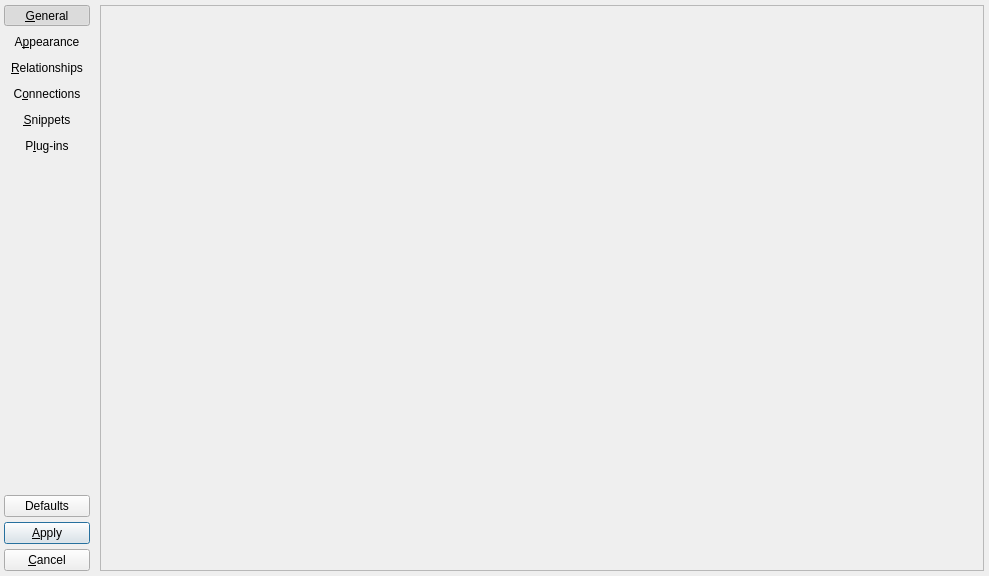
The window that libs/libgui/ui/settings/configurationwidget.ui (arichiardi/pgmodeler) describes before a commit, drawn with Qt 5.
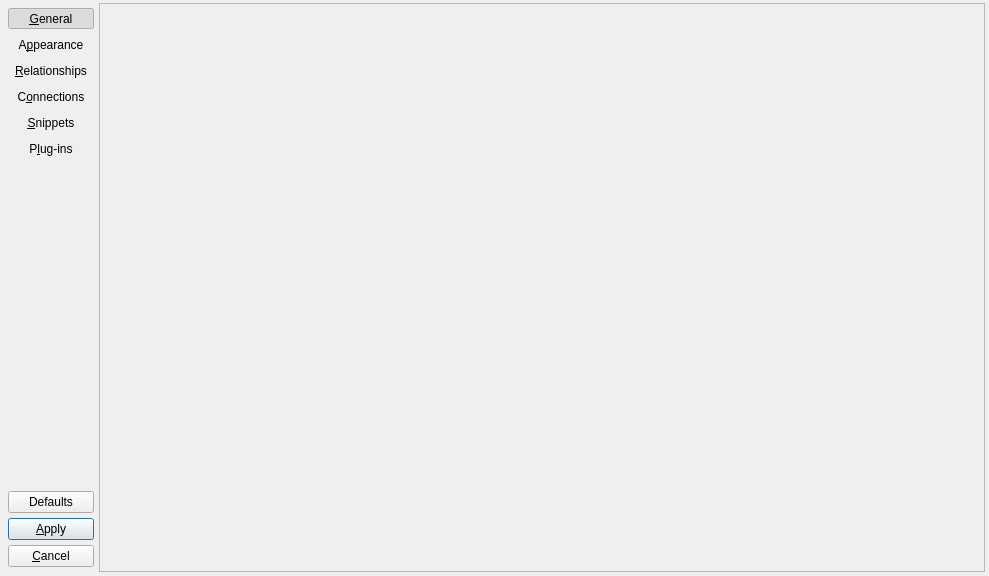
The same window after the commit. Icons and pictures are not drawn.

Patch:
```diff
--- a/libs/libgui/ui/settings/configurationwidget.ui
+++ b/libs/libgui/ui/settings/configurationwidget.ui
@@ -28,22 +28,83 @@
   </property>
   <layout class="QGridLayout" name="gridLayout_2">
    <property name="leftMargin">
-    <number>0</number>
+    <number>3</number>
    </property>
    <property name="topMargin">
-    <number>0</number>
+    <number>3</number>
    </property>
    <property name="rightMargin">
-    <number>5</number>
+    <number>4</number>
    </property>
    <property name="bottomMargin">
-    <number>5</number>
+    <number>4</number>
    </property>
    <property name="spacing">
     <number>5</number>
    </property>
-   <item row="0" column="0" rowspan="2">
-    <widget class="QWidget" name="bnts_parent_wgt" native="true">
+   <item row="0" column="1" rowspan="3" colspan="3">
+    <widget class="QFrame" name="bg_frame">
+     <property name="sizePolicy">
+      <sizepolicy hsizetype="Preferred" vsizetype="Expanding">
+       <horstretch>0</horstretch>
+       <verstretch>0</verstretch>
+      </sizepolicy>
+     </property>
+     <property name="frameShape">
+      <enum>QFrame::Shape::StyledPanel</enum>
+     </property>
+     <property name="frameShadow">
+      <enum>QFrame::Shadow::Raised</enum>
+     </property>
+     <layout class="QVBoxLayout" name="verticalLayout">
+      <property name="spacing">
+       <number>0</number>
+      </property>
+      <property name="leftMargin">
+       <number>0</number>
+      </property>
+      <property name="topMargin">
+       <number>0</number>
+      </property>
+      <property name="rightMargin">
+       <number>0</number>
+      </property>
+      <property name="bottomMargin">
+       <number>0</number>
+      </property>
+      <item>
+       <widget class="QStackedWidget" name="confs_stw">
+        <property name="sizePolicy">
+         <sizepolicy hsizetype="Expanding" vsizetype="Expanding">
+          <horstretch>0</horstretch>
+          <verstretch>0</verstretch>
+         </sizepolicy>
+        </property>
+        <property name="minimumSize">
+         <size>
+          <width>100</width>
+          <height>0</height>
+         </size>
+        </property>
+        <property name="maximumSize">
+         <size>
+          <width>16777215</width>
+          <height>16777215</height>
+         </size>
+        </property>
+        <property name="layoutDirection">
+         <enum>Qt::LayoutDirection::LeftToRight</enum>
+        </property>
+        <property name="currentIndex">
+         <number>-1</number>
+        </property>
+       </widget>
+      </item>
+     </layout>
+    </widget>
+   </item>
+   <item row="0" column="0" rowspan="3">
+    <widget class="QWidget" name="btns_parent_wgt" native="true">
      <property name="sizePolicy">
       <sizepolicy hsizetype="Fixed" vsizetype="Expanding">
        <horstretch>0</horstretch>
@@ -56,20 +117,29 @@
        <height>0</height>
       </size>
      </property>
+     <property name="autoFillBackground">
+      <bool>true</bool>
+     </property>
+     <property name="styleSheet">
+      <string notr="true"/>
+     </property>
      <layout class="QGridLayout" name="gridLayout_9">
       <property name="leftMargin">
-       <number>4</number>
+       <number>5</number>
       </property>
       <property name="topMargin">
        <number>5</number>
       </property>
       <property name="rightMargin">
-       <number>5</number>
+       <number>0</number>
       </property>
       <property name="bottomMargin">
+       <number>5</number>
+      </property>
+      <property name="horizontalSpacing">
        <number>0</number>
       </property>
-      <property name="spacing">
+      <property name="verticalSpacing">
        <number>5</number>
       </property>
       <item row="0" column="0">
@@ -436,67 +506,6 @@
      </layout>
     </widget>
    </item>
-   <item row="1" column="1" colspan="3">
-    <widget class="QFrame" name="frame">
-     <property name="sizePolicy">
-      <sizepolicy hsizetype="Preferred" vsizetype="Expanding">
-       <horstretch>0</horstretch>
-       <verstretch>0</verstretch>
-      </sizepolicy>
-     </property>
-     <property name="frameShape">
-      <enum>QFrame::Shape::StyledPanel</enum>
-     </property>
-     <property name="frameShadow">
-      <enum>QFrame::Shadow::Raised</enum>
-     </property>
-     <layout class="QVBoxLayout" name="verticalLayout">
-      <property name="spacing">
-       <number>0</number>
-      </property>
-      <property name="leftMargin">
-       <number>0</number>
-      </property>
-      <property name="topMargin">
-       <number>0</number>
-      </property>
-      <property name="rightMargin">
-       <number>0</number>
-      </property>
-      <property name="bottomMargin">
-       <number>0</number>
-      </property>
-      <item>
-       <widget class="QStackedWidget" name="confs_stw">
-        <property name="sizePolicy">
-         <sizepolicy hsizetype="Expanding" vsizetype="Expanding">
-          <horstretch>0</horstretch>
-          <verstretch>0</verstretch>
-         </sizepolicy>
-        </property>
-        <property name="minimumSize">
-         <size>
-          <width>100</width>
-          <height>0</height>
-         </size>
-        </property>
-        <property name="maximumSize">
-         <size>
-          <width>16777215</width>
-          <height>16777215</height>
-         </size>
-        </property>
-        <property name="layoutDirection">
-         <enum>Qt::LayoutDirection::LeftToRight</enum>
-        </property>
-        <property name="currentIndex">
-         <number>-1</number>
-        </property>
-       </widget>
-      </item>
-     </layout>
-    </widget>
-   </item>
   </layout>
  </widget>
  <tabstops>
```
Left out of the diff: 332 changed lines with no effect on the pictures.
